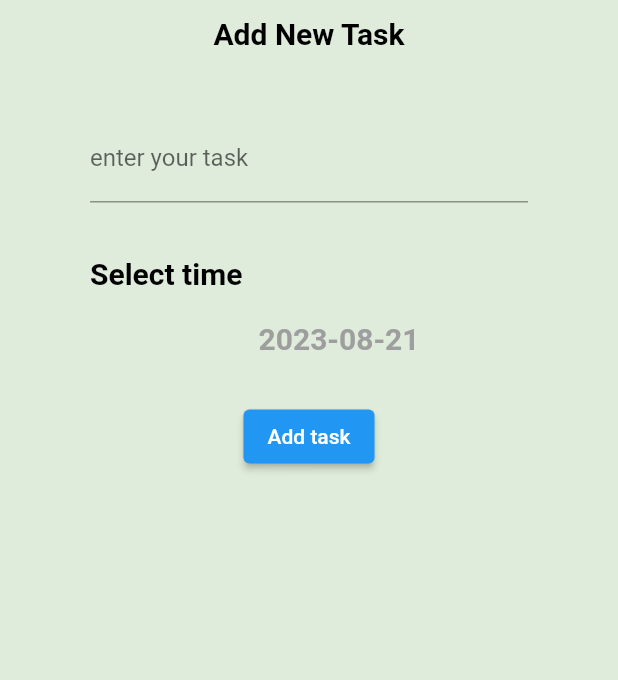
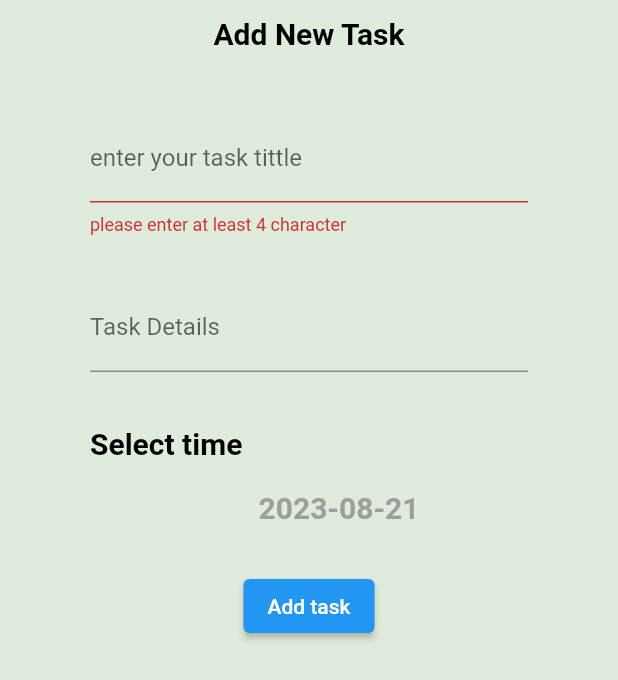
Before and after one commit to zyadnegm/To_Do_App, a Flutter app: the Add_bottomsheet_task widget shown alone on an empty page, opened directly, after a tap on "Add task", on a phone screen of 412 x 824 dp. Shown: the top 680 px of the screen. Run offline on Flutter 3.47's test engine with Material 2 defaults, Android fonts, the phone set to English and light mode, and no system bars; our stand-ins replace calendar_timeline, cloud_firestore, firebase_core, flutter_slidable, google_fonts; accounts and stored records are empty; generated files the repository leaves out were written again.

Commit message:
firebase_init

```diff
--- /dev/null
+++ b/lib/models/task_model.dart
@@ -0,0 +1,32 @@
+class Task_model {
+  String tittle;
+  String details;
+  int date;
+  String id;
+  bool isdond;
+
+  Task_model(
+      {required this.tittle,
+      required this.details,
+      required this.date,
+      this.id = "",
+      this.isdond = false});
+
+  Task_model.fromJson(Map<String, dynamic> json)
+      : this(
+            id: json["id"],
+            tittle: json["tittle"],
+            details: json["details"],
+            date: json["date"],
+            isdond: json["isdond"]);
+
+  Map<String, dynamic> toJson() {
+    return {
+      "id": id,
+      "tittle": tittle,
+      "details": details,
+      "date": date,
+      "isdond": isdond,
+    };
+  }
+}
--- a/lib/screens/tasks/add_taskbuttomsheet.dart
+++ b/lib/screens/tasks/add_taskbuttomsheet.dart
@@ -1,4 +1,6 @@
 import 'package:flutter/material.dart';
+import 'package:todo/models/task_model.dart';
+import 'package:todo/shared/network/firebase/firebase_function.dart';
 
 class Add_bottomsheet_task extends StatefulWidget {
   @override
@@ -8,6 +10,8 @@ class Add_bottomsheet_task extends StatefulWidget {
 class _Add_bottomsheet_taskState extends State<Add_bottomsheet_task> {
   var formKey = GlobalKey<FormState>();
   var selected_date = DateTime.now();
+  var tittleControler = TextEditingController();
+  var detailsControler = TextEditingController();
 
   @override
   Widget build(BuildContext context) {
@@ -32,13 +36,27 @@ class _Add_bottomsheet_taskState extends State<Add_bottomsheet_task> {
             padding: const EdgeInsets.symmetric(horizontal: 60, vertical: 16),
             child: TextFormField(
               validator: (value) {
-                if (value != null || value!.length < 4) {
+                if (value != null && value!.length < 4) {
                   return "please enter at least 4 character";
                 }
               },
+              controller: tittleControler,
               decoration: InputDecoration(
                   border: const UnderlineInputBorder(),
-                  labelText: 'enter your task',
+                  labelText: 'enter your task tittle ',
+                  suffixStyle: TextStyle(
+                      fontWeight: FontWeight.w800,
+                      color: Color(0XffC8C9CB),
+                      fontSize: 20)),
+            ),
+          ),
+          Padding(
+            padding: const EdgeInsets.symmetric(horizontal: 60, vertical: 16),
+            child: TextFormField(
+              controller: detailsControler,
+              decoration: InputDecoration(
+                  border: const UnderlineInputBorder(),
+                  labelText: 'Task Details ',
                   suffixStyle: TextStyle(
                       fontWeight: FontWeight.w800,
                       color: Color(0XffC8C9CB),
@@ -72,7 +90,18 @@ class _Add_bottomsheet_taskState extends State<Add_bottomsheet_task> {
               ),
             ),
           ),
-          ElevatedButton(onPressed: () {}, child: Text("Add task"))
+          ElevatedButton(
+              onPressed: () {
+                if (formKey.currentState!.validate()) {
+                  Task_model task = Task_model(
+                      tittle: tittleControler.text,
+                      details: detailsControler.text,
+                      date: selected_date.month);
+                  Firebase_function.add_task(task)
+                      .then((value) => Navigator.pop(context));
+                }
+              },
+              child: Text("Add task"))
         ],
       ),
     );
--- a/lib/screens/tasks/task item.dart
+++ b/lib/screens/tasks/task item.dart
@@ -1,9 +1,12 @@
 import 'package:flutter/material.dart';
 import 'package:flutter_slidable/flutter_slidable.dart';
+import 'package:todo/models/task_model.dart';
 import 'package:todo/shared/style/colors/app_color.dart';
 
 class Task_item extends StatelessWidget {
-  const Task_item({super.key});
+  Task_model task_model;
+
+  Task_item(this.task_model);
 
   @override
   Widget build(BuildContext context) {
@@ -43,7 +46,7 @@ class Task_item extends StatelessWidget {
               ),
               Padding(
                 padding: const EdgeInsets.all(8.0),
-                child: Text("Task Tittle"),
+                child: Text(task_model.tittle),
               ),
               Spacer(),
               Padding(
@@ -51,7 +54,7 @@ class Task_item extends StatelessWidget {
                 child: Container(
                     padding: EdgeInsets.symmetric(horizontal: 9, vertical: 4),
                     decoration: BoxDecoration(
-                        color: Colors.blue,
+                        color: task_model.isdond ? Colors.green : Colors.blue,
                         borderRadius: BorderRadius.circular(7)),
                     child: Icon(
                       Icons.done,
--- /dev/null
+++ b/lib/shared/network/firebase/firebase_function.dart
@@ -0,0 +1,26 @@
+import 'package:cloud_firestore/cloud_firestore.dart';
+import 'package:todo/models/task_model.dart';
+
+class Firebase_function {
+  static CollectionReference<Task_model> getTaskcollection() {
+    return FirebaseFirestore.instance.collection("Tasks").withConverter(
+      fromFirestore: (snapshot, _) {
+        return Task_model.fromJson(snapshot.data()!);
+      },
+      toFirestore: (value, _) {
+        return value.toJson();
+      },
+    );
+  }
+
+  static Future<void> add_task(Task_model task) {
+    var collection = getTaskcollection();
+    var document = getTaskcollection().doc();
+    task.id = document.id;
+    return document.set(task);
+  }
+
+  static Future<QuerySnapshot<Task_model>> get_task() {
+    return getTaskcollection().get();
+  }
+}
--- a/pubspec.yaml
+++ b/pubspec.yaml
@@ -39,6 +39,8 @@ dependencies:
   flutter_native_splash: ^2.3.2
   calendar_timeline: ^1.1.2
   flutter_slidable: ^3.0.0
+  firebase_core: ^2.15.1
+  cloud_firestore: ^4.8.5
 
 
 
```
Also changed, not shown: lib/main.dart (+8 -1 lines), lib/screens/tasks/tasks.dart (+20 -7 lines), pubspec.lock, 1 other file.
